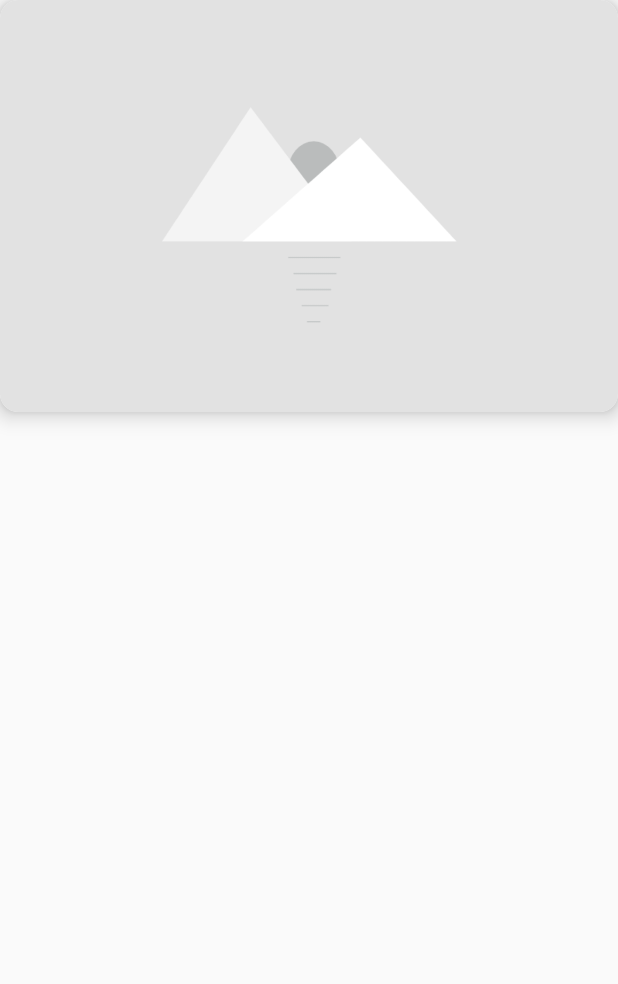
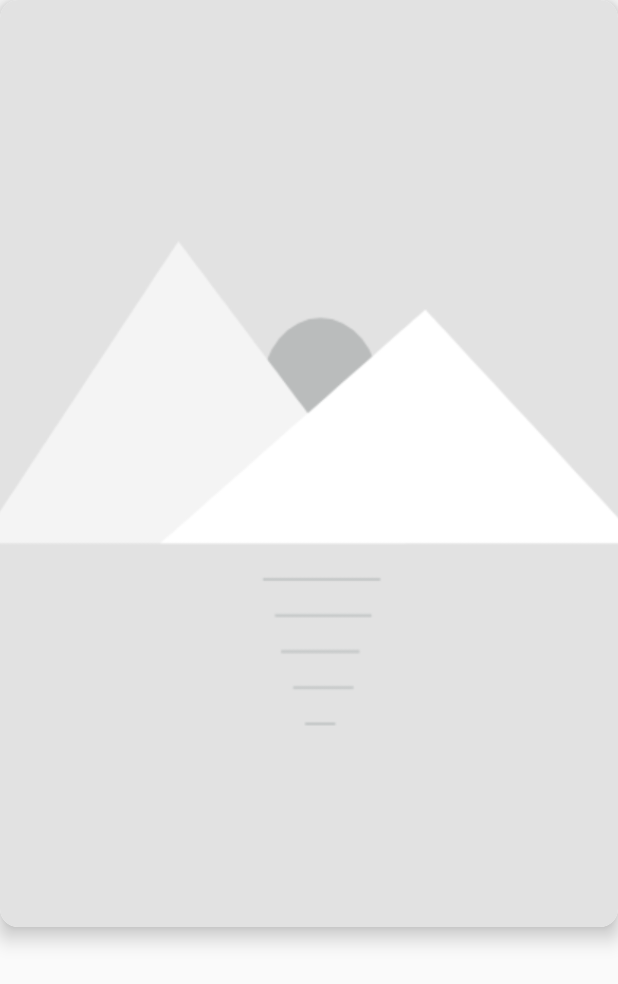
Before and after one commit to adilkdev/Pixplash, an Android app: the layout grid_item_image.xml on its own in the app's theme, with its tools: preview values and no code run, on a phone screen of 412 x 824 dp. Shown: the top 984 px of the screen. Run offline under Robolectric (Android 15) with nearby library versions, the phone set to English and light mode, and no system bars.

Commit message:
Image jerk fixed

```diff
--- a/app/src/main/java/com/adil/pixplash/ui/SplashActivity.kt
+++ b/app/src/main/java/com/adil/pixplash/ui/SplashActivity.kt
@@ -2,9 +2,7 @@ package com.adil.pixplash.ui
 
 import android.content.Intent
 import android.os.Bundle
-import android.os.Handler
 import androidx.appcompat.app.AppCompatActivity
-import androidx.appcompat.app.AppCompatDelegate
 import com.adil.pixplash.ui.home.HomeActivity
 
 
--- a/app/src/main/java/com/adil/pixplash/ui/home/explore/ExploreViewModel.kt
+++ b/app/src/main/java/com/adil/pixplash/ui/home/explore/ExploreViewModel.kt
@@ -6,7 +6,6 @@ import androidx.lifecycle.MutableLiveData
 import com.adil.pixplash.data.local.db.entity.Photo
 import com.adil.pixplash.data.repository.PhotoRepository
 import com.adil.pixplash.ui.base.BaseViewModel
-import com.adil.pixplash.utils.AppConstants
 import com.adil.pixplash.utils.common.Resource
 import com.adil.pixplash.utils.network.NetworkHelper
 import com.adil.pixplash.utils.rx.SchedulerProvider
--- a/app/src/main/java/com/adil/pixplash/utils/AppConstants.kt
+++ b/app/src/main/java/com/adil/pixplash/utils/AppConstants.kt
@@ -2,8 +2,8 @@ package com.adil.pixplash.utils
 
 object AppConstants {
 
-    const val ACCESS_KEY = "1sZpkRnDZPhjV7rOmoiaT3qrWub2RWZhBPeLPAKRknE"
-//    const val ACCESS_KEY = "XSKv3agl0fllHGvhf7GQ6EuRmBS37tixW7KQrTHODcY"
+//    const val ACCESS_KEY = "1sZpkRnDZPhjV7rOmoiaT3qrWub2RWZhBPeLPAKRknE"
+    const val ACCESS_KEY = "jxlDioc68bFz85EcKzKapGmGsCEkCkqTWcG1CWevd1E"
 
     const val BASE_URL = "https://api.unsplash.com"
 
--- a/app/src/main/java/com/adil/pixplash/utils/view/DynamicHeightNetworkImageView.kt
+++ b/app/src/main/java/com/adil/pixplash/utils/view/DynamicHeightNetworkImageView.kt
@@ -2,6 +2,7 @@ package com.adil.pixplash.utils.view
 
 import android.content.Context
 import android.util.AttributeSet
+import android.util.Log
 import android.widget.ImageView
 
 class DynamicHeightNetworkImageView : androidx.appcompat.widget.AppCompatImageView {
@@ -17,12 +18,14 @@ class DynamicHeightNetworkImageView : androidx.appcompat.widget.AppCompatImageVi
 
     fun setAspectRatio(aspectRatio: Float) {
         mAspectRatio = aspectRatio
-        requestLayout()
+        //requestLayout()
     }
 
     override fun onMeasure(widthMeasureSpec: Int, heightMeasureSpec: Int) {
         super.onMeasure(widthMeasureSpec, heightMeasureSpec)
         val measuredWidth: Int = measuredWidth
-        setMeasuredDimension(measuredWidth, (measuredWidth / mAspectRatio).toInt())
+        val measuredHeight: Int = (measuredWidth * mAspectRatio).toInt()
+        Log.e("resize", "$mAspectRatio $measuredWidth, $measuredHeight")
+        setMeasuredDimension(measuredWidth, measuredHeight)
     }
 }
--- a/app/src/main/res/layout/grid_item_image.xml
+++ b/app/src/main/res/layout/grid_item_image.xml
@@ -1,20 +1,21 @@
 <?xml version="1.0" encoding="utf-8"?>
-<androidx.cardview.widget.CardView xmlns:android="http://schemas.android.com/apk/res/android"
+<androidx.cardview.widget.CardView xmlns:app="http://schemas.android.com/apk/res-auto"
+    xmlns:android="http://schemas.android.com/apk/res/android"
+    android:id="@+id/cardImage"
     android:layout_width="match_parent"
     android:layout_height="wrap_content"
-    android:id="@+id/cardImage"
-    xmlns:app="http://schemas.android.com/apk/res-auto"
+    android:orientation="vertical"
+    android:translationZ="2dp"
+    app:cardBackgroundColor="#fff"
     app:cardCornerRadius="12dp"
-    app:cardBackgroundColor="#fff"
-    app:cardElevation="6dp"
-    android:translationZ="2dp"
-    android:orientation="vertical">
+    app:cardElevation="6dp">
+
         <com.adil.pixplash.utils.view.DynamicHeightNetworkImageView
             android:id="@+id/image"
-            android:scaleType="centerCrop"
-            android:src="@drawable/placeholder"
+            android:layout_width="match_parent"
+            android:layout_height="wrap_content"
             android:adjustViewBounds="true"
             android:contentDescription="image"
-            android:layout_width="match_parent"
-            android:layout_height="wrap_content"/>
-</androidx.cardview.widget.CardView>
+            android:scaleType="centerCrop"
+            android:src="@drawable/placeholder" />
+    </androidx.cardview.widget.CardView>
```
Also changed, not shown: app/src/main/java/com/adil/pixplash/ui/home/explore/ExploreAdapter.kt (+6 -24 lines), app/src/main/java/com/adil/pixplash/ui/home/explore/ExploreFragment.kt (+21 -23 lines).
